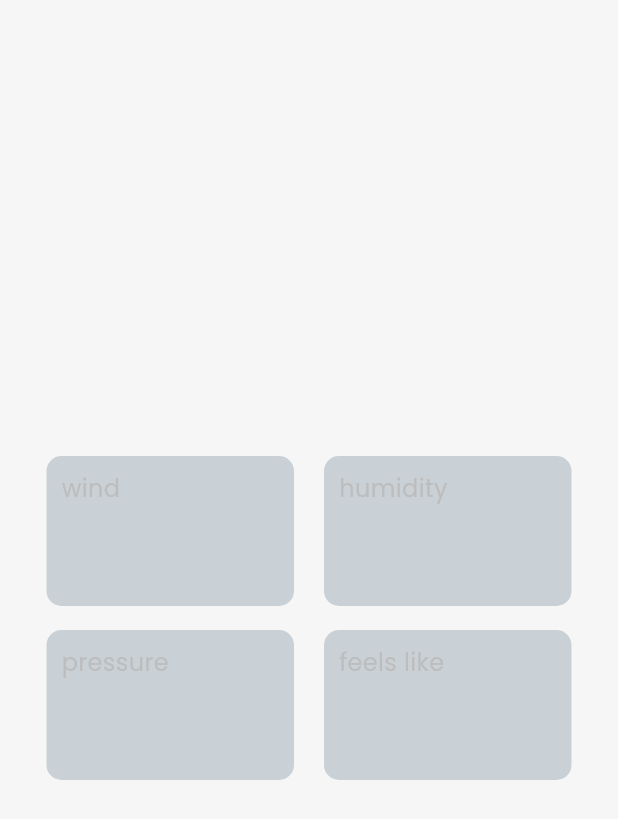
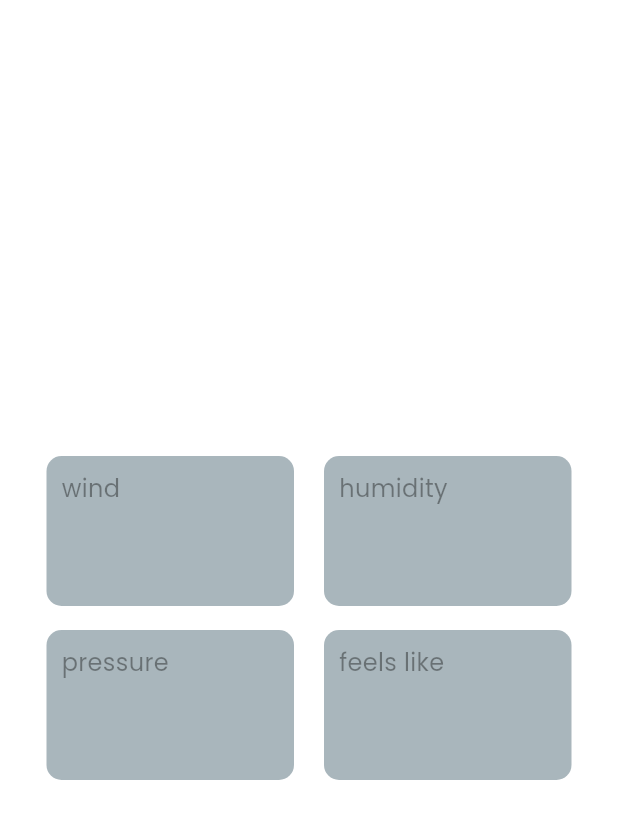
Before and after one commit to Pragades-Rajagopal/forekast, a Flutter app: what additionalInformation() shows on an empty page, opened directly with empty values, on a phone screen of 412 x 824 dp. Shown: the top 819 px of the screen. Run offline on Flutter 3.47's test engine with Material 3 defaults, Android fonts, the phone set to English and light mode, and no system bars; our stand-ins replace get, google_fonts, shared_preferences; missing offline and left inert: autocomplete_textfield; accounts and stored records are empty; network calls fail; statements that could not run were skipped.

Commit message:
theme changes

```diff
--- a/lib/screens/base.dart
+++ b/lib/screens/base.dart
@@ -8,6 +8,8 @@ import 'package:forekast_app/services/cities_api.dart';
 import 'package:forekast_app/utils/themes.dart';
 import 'package:forekast_app/utils/tools.dart';
 import 'package:get/get.dart';
+
+BorderRadius searchBarRadius = BorderRadius.circular(30.0);
 
 class AppBasePage extends StatefulWidget {
   final int index;
@@ -166,6 +168,7 @@ class _AppBasePageState extends State<AppBasePage> {
                 children: [
                   weatherAppSearch(),
                   const SizedBox(height: 14.0),
+                  // searchResultView(citiesData),
                 ],
               ),
             ),
--- a/lib/screens/widgets/additional_info.dart
+++ b/lib/screens/widgets/additional_info.dart
@@ -1,16 +1,6 @@
 import 'package:flutter/material.dart';
 
 SizedBox div = const SizedBox(height: 16);
-var containerTitleStyle = TextStyle(
-  fontSize: 16,
-  color: Colors.grey[400],
-);
-var containerInfoStyle = TextStyle(
-  fontSize: 22,
-  fontWeight: FontWeight.bold,
-  color: Colors.grey[400],
-);
-Color containerColor = Colors.blueGrey.withOpacity(0.3);
 
 Widget additionalInformation(
   String wind,
@@ -18,6 +8,7 @@ Widget additionalInformation(
   String pressure,
   String feelsLike,
   String? degree,
+  BuildContext context,
 ) {
   return Container(
     width: double.infinity,
@@ -36,7 +27,7 @@ Widget additionalInformation(
               margin: const EdgeInsets.only(right: 10),
               decoration: BoxDecoration(
                 borderRadius: BorderRadius.circular(10.0),
-                color: containerColor,
+                color: Theme.of(context).colorScheme.primaryContainer,
               ),
               padding: const EdgeInsets.symmetric(
                 vertical: 10,
@@ -48,7 +39,10 @@ Widget additionalInformation(
                     children: [
                       Text(
                         "wind",
-                        style: containerTitleStyle,
+                        style: TextStyle(
+                          fontSize: 16,
+                          color: Theme.of(context).colorScheme.tertiary,
+                        ),
                       )
                     ],
                   ),
@@ -57,7 +51,11 @@ Widget additionalInformation(
                     children: [
                       Text(
                         wind,
-                        style: containerInfoStyle,
+                        style: TextStyle(
+                          fontSize: 22,
+                          fontWeight: FontWeight.bold,
+                          color: Theme.of(context).colorScheme.tertiary,
+                        ),
                       )
                     ],
                   ),
@@ -70,7 +68,7 @@ Widget additionalInformation(
               margin: const EdgeInsets.only(left: 10),
               decoration: BoxDecoration(
                 borderRadius: BorderRadius.circular(10.0),
-                color: containerColor,
+                color: Theme.of(context).colorScheme.primaryContainer,
               ),
               padding: const EdgeInsets.symmetric(
                 vertical: 10,
@@ -82,7 +80,10 @@ Widget additionalInformation(
                     children: [
                       Text(
                         "humidity",
-                        style: containerTitleStyle,
+                        style: TextStyle(
+                          fontSize: 16,
+                          color: Theme.of(context).colorScheme.tertiary,
+                        ),
                       )
                     ],
                   ),
@@ -91,7 +92,11 @@ Widget additionalInformation(
                     children: [
                       Text(
                         humidity,
-                        style: containerInfoStyle,
+                        style: TextStyle(
+                          fontSize: 22,
+                          fontWeight: FontWeight.bold,
+                          color: Theme.of(context).colorScheme.tertiary,
+                        ),
                       )
                     ],
                   ),
@@ -111,7 +116,7 @@ Widget additionalInformation(
               margin: const EdgeInsets.only(right: 10),
               decoration: BoxDecoration(
                 borderRadius: BorderRadius.circular(10.0),
-                color: containerColor,
+                color: Theme.of(context).colorScheme.primaryContainer,
               ),
               padding: const EdgeInsets.symmetric(
                 vertical: 10,
@@ -123,7 +128,10 @@ Widget additionalInformation(
                     children: [
                       Text(
                         "pressure",
-                        style: containerTitleStyle,
+                        style: TextStyle(
+                          fontSize: 16,
+                          color: Theme.of(context).colorScheme.tertiary,
+                        ),
                       )
                     ],
                   ),
@@ -132,7 +140,11 @@ Widget additionalInformation(
                     children: [
                       Text(
                         pressure,
-                        style: containerInfoStyle,
+                        style: TextStyle(
+                          fontSize: 22,
+                          fontWeight: FontWeight.bold,
+                          color: Theme.of(context).colorScheme.tertiary,
+                        ),
                       )
                     ],
                   ),
@@ -145,7 +157,7 @@ Widget additionalInformation(
               margin: const EdgeInsets.only(left: 10),
               decoration: BoxDecoration(
                 borderRadius: BorderRadius.circular(10.0),
-                color: containerColor,
+                color: Theme.of(context).colorScheme.primaryContainer,
               ),
               padding: const EdgeInsets.symmetric(
                 vertical: 10,
@@ -157,7 +169,10 @@ Widget additionalInformation(
                     children: [
                       Text(
                         "feels like",
-                        style: containerTitleStyle,
+                        style: TextStyle(
+                          fontSize: 16,
+                          color: Theme.of(context).colorScheme.tertiary,
+                        ),
                       )
                     ],
                   ),
@@ -166,7 +181,11 @@ Widget additionalInformation(
                     children: [
                       Text(
                         feelsLike,
-                        style: containerInfoStyle,
+                        style: TextStyle(
+                          fontSize: 22,
+                          fontWeight: FontWeight.bold,
+                          color: Theme.of(context).colorScheme.tertiary,
+                        ),
                       )
                     ],
                   ),
--- a/lib/utils/themes.dart
+++ b/lib/utils/themes.dart
@@ -20,12 +20,12 @@ ThemeData lightTheme = ThemeData(
     backgroundColor: Colors.white.withOpacity(0.9),
     elevation: 0,
   ),
-  colorScheme: const ColorScheme.light(
-    background: Colors.white,
+  colorScheme: ColorScheme.light(
+    background: Colors.white70.withOpacity(0.3),
     primary: Colors.black,
     secondary: Colors.black54,
-    tertiary: Color.fromRGBO(180, 180, 180, 1),
-    surface: Color.fromRGBO(246, 246, 246, 1),
+    tertiary: Colors.black38,
+    primaryContainer: Colors.blueGrey[600]?.withOpacity(0.5),
   ),
 );
 
@@ -36,11 +36,11 @@ ThemeData darkTheme = ThemeData(
     backgroundColor: Colors.black.withOpacity(0.8),
     elevation: 0,
   ),
-  colorScheme: const ColorScheme.dark(
-    background: Color.fromARGB(255, 24, 24, 29),
+  colorScheme: ColorScheme.dark(
+    background: const Color.fromARGB(255, 24, 24, 29),
     primary: Colors.white,
-    secondary: Colors.white54,
-    tertiary: Color.fromRGBO(117, 117, 117, 1),
-    surface: Color.fromRGBO(27, 27, 27, 1),
+    secondary: Colors.grey,
+    tertiary: const Color.fromRGBO(134, 134, 134, 1),
+    primaryContainer: const Color.fromRGBO(96, 125, 139, 1).withOpacity(0.3),
   ),
 );
```
Also changed, not shown: lib/screens/forecast.dart (+5 -3 lines), lib/screens/widgets/current_weather.dart (+7 -6 lines).
